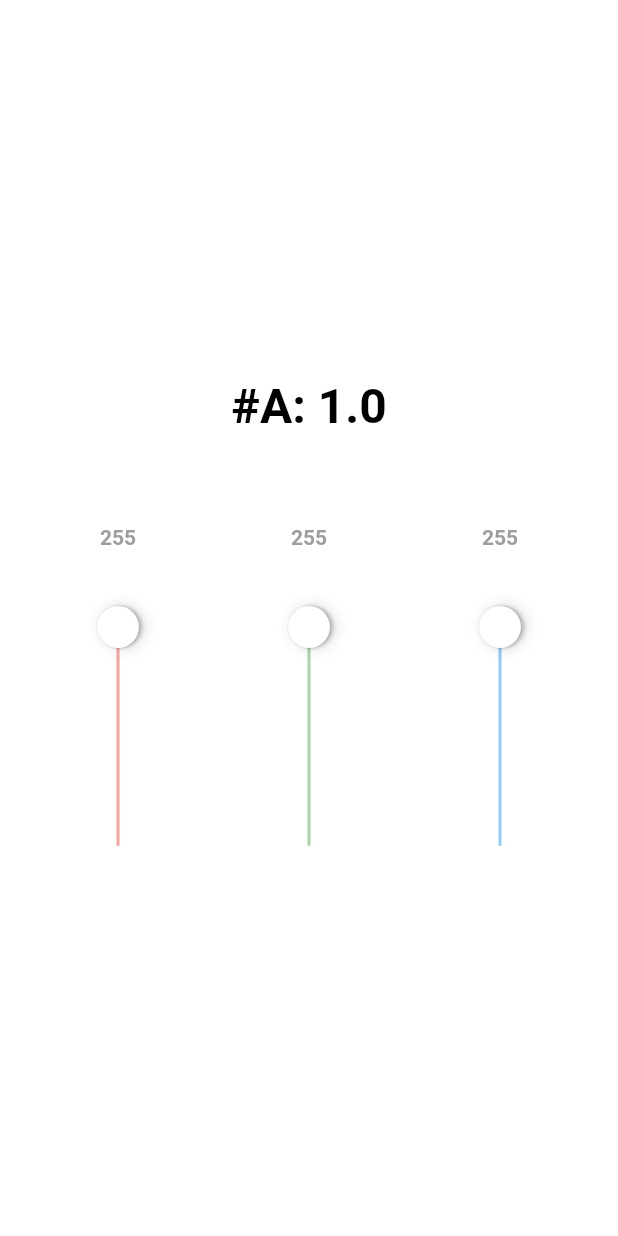
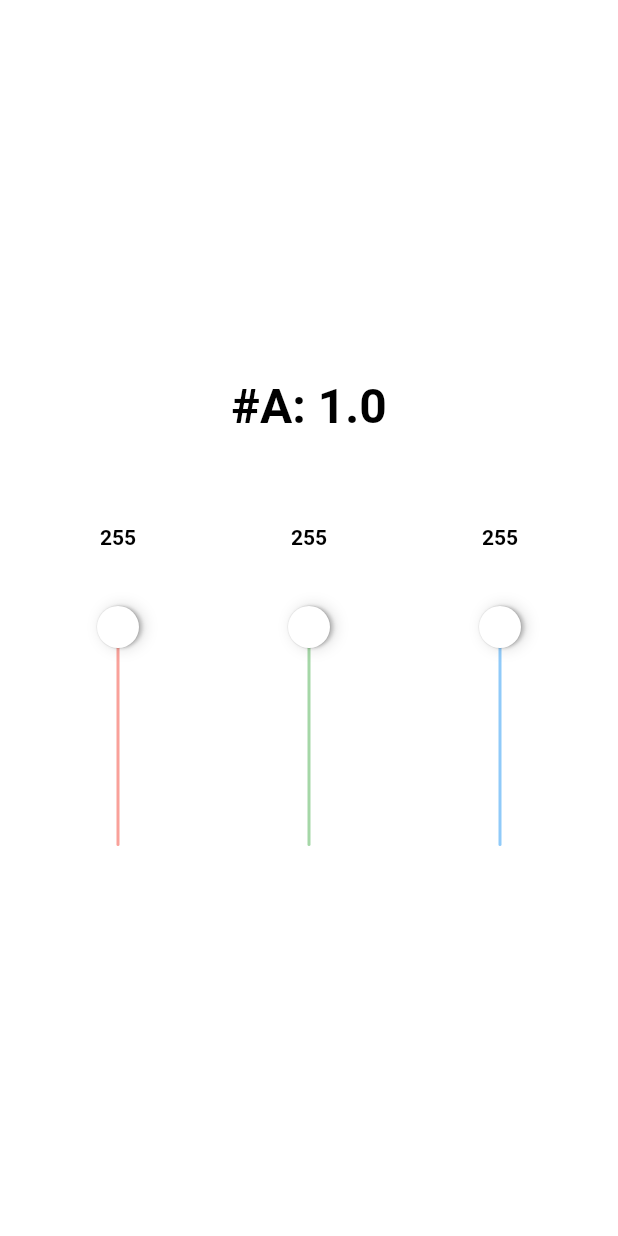
Before and after one commit to e200/color_generator, a Flutter app: the screen it shows after launch, on a phone screen of 412 x 824 dp. Run offline on Flutter 3.47's test engine with Material 2 defaults, Android fonts, the phone set to English and light mode, and no system bars; our stand-ins replace bloc, flutter_bloc, freezed_annotation; generated files the repository leaves out were written again.

Commit message:
Added as Scaffold body to reconstruct the whole view

```diff
--- a/lib/screens/home/screen.dart
+++ b/lib/screens/home/screen.dart
@@ -7,16 +7,11 @@ class HomeScreen extends StatelessWidget {
   @override
   Widget build(BuildContext context) {
     return Scaffold(
-      backgroundColor: Colors.black,
-      body: Stack(
+      body: BlocBuilder<ColorCubit, ColorState>(
+        builder: (context, state) {
+          return Stack(
             children: [
-          BlocBuilder<ColorCubit, ColorState>(
-            builder: (context, state) {
-              return Container(
-                color: state.color,
-              );
-            },
-          ),
+              Container(color: state.color),
               SafeArea(
                 child: Center(
                   child: Padding(
@@ -24,62 +19,34 @@ class HomeScreen extends StatelessWidget {
                     child: Column(
                       mainAxisSize: MainAxisSize.min,
                       children: [
-                    BlocBuilder<ColorCubit, ColorState>(
-                      builder: (context, state) {
-                        return Hexa(color: state.color);
-                      },
-                    ),
+                        Hexa(color: state.color),
                         SizedBox(height: 60),
                         Row(
                           children: [
                             Expanded(
-                          child: Builder(
-                            builder: (context) {
-                              final _value = context.select<ColorCubit, int>(
-                                (value) => value.state.color.red,
-                              );
-
-                              return ColorSlider(
+                              child: ColorSlider(
                                 activeColor: Colors.red,
-                                value: _value,
+                                value: state.color.red,
                                 onChange: (value) {
                                   context.read<ColorCubit>().updateRed(value);
-                                },
-                              );
                                 },
                               ),
                             ),
                             Expanded(
-                          child: Builder(
-                            builder: (context) {
-                              final _value = context.select<ColorCubit, int>(
-                                (value) => value.state.color.green,
-                              );
-
-                              return ColorSlider(
+                              child: ColorSlider(
                                 activeColor: Colors.green,
-                                value: _value,
+                                value: state.color.green,
                                 onChange: (value) {
                                   context.read<ColorCubit>().updateGreen(value);
-                                },
-                              );
                                 },
                               ),
                             ),
                             Expanded(
-                          child: Builder(
-                            builder: (context) {
-                              final _value = context.select<ColorCubit, int>(
-                                (value) => value.state.color.blue,
-                              );
-
-                              return ColorSlider(
+                              child: ColorSlider(
                                 activeColor: Colors.blue,
-                                value: _value,
+                                value: state.color.blue,
                                 onChange: (value) {
                                   context.read<ColorCubit>().updateBlue(value);
-                                },
-                              );
                                 },
                               ),
                             ),
@@ -91,6 +58,8 @@ class HomeScreen extends StatelessWidget {
                 ),
               ),
             ],
+          );
+        },
       ),
     );
   }
@@ -121,25 +90,33 @@ class ColorSlider extends StatelessWidget {
   final int value;
   final Color activeColor;
   final Function(int value) onChange;
+  final Function(int value) onInputValue;
 
   const ColorSlider({
     Key key,
     this.value,
     this.activeColor,
     this.onChange,
+    this.onInputValue,
   }) : super(key: key);
 
   @override
   Widget build(BuildContext context) {
+    final _color = context.watch<ColorCubit>().state.color;
+
     return Column(
       mainAxisSize: MainAxisSize.min,
       children: [
-        Text(
+        GestureDetector(
+          child: Text(
             value.toString(),
             style: TextStyle(
-            color: Colors.grey,
+              color:
+                  _color.computeLuminance() > .5 ? Colors.black : Colors.white,
               fontWeight: FontWeight.bold,
             ),
+          ),
+          onTap: () {},
         ),
         SizedBox(height: 30),
         RotatedBox(
```
Lines whose indentation alone changed are shown as unchanged.
